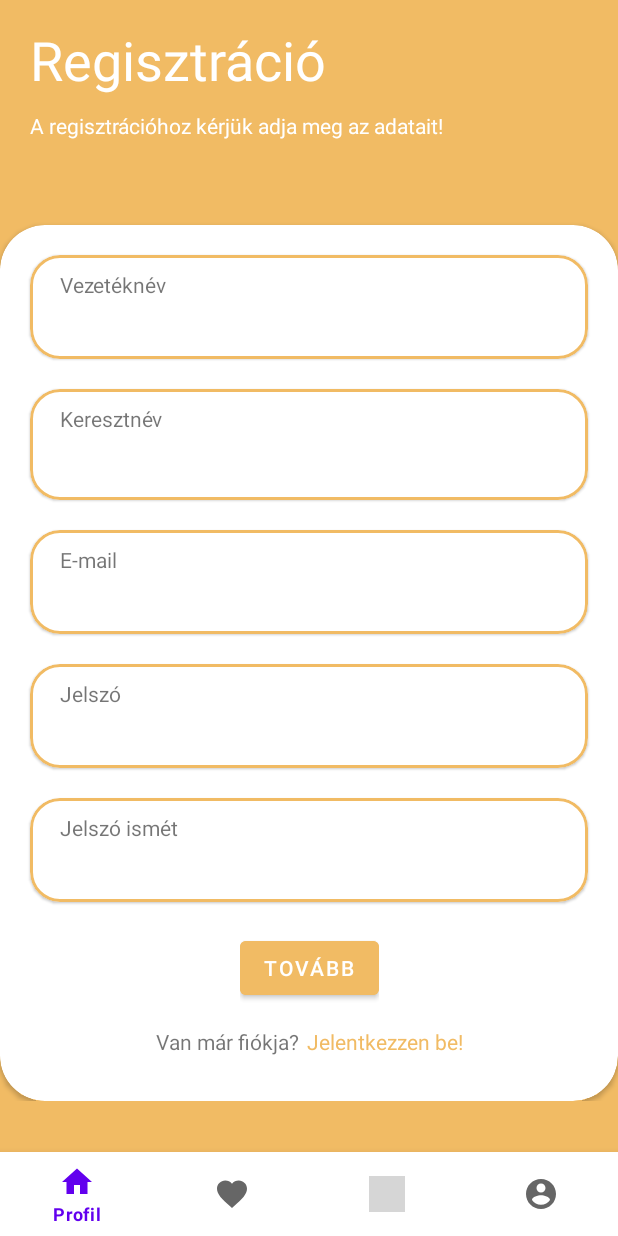
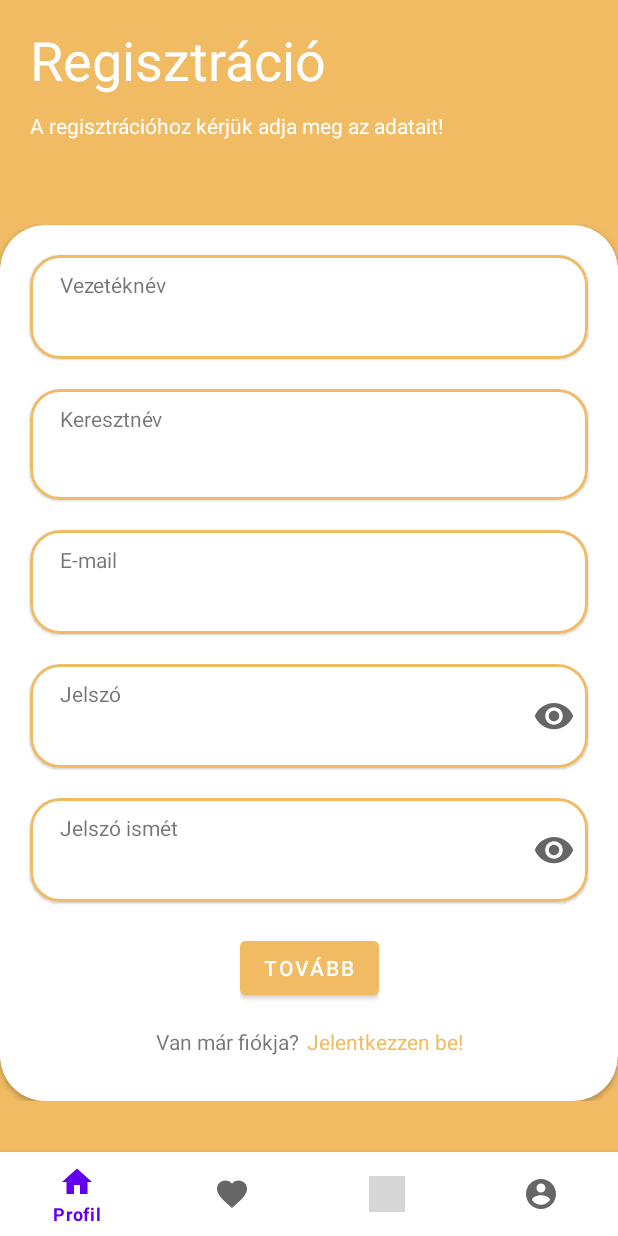
Before and after one commit to RockieHUN/LocalTrader, an Android app: the screen it shows after launch (MainActivity), on a phone screen of 412 x 824 dp. Run offline under Robolectric (Android 15) with nearby library versions, the phone set to English and light mode, and no system bars; our stand-ins replace Firebase (no records; nobody signed in at launch, a user with empty details on screens opened directly), data binding, navigation-ui; 2 statements that could not run were skipped; grey boxes are pictures that could not be loaded.

```diff
--- a/app/src/main/java/com/example/localtrader/authentication/LoginFragment.kt
+++ b/app/src/main/java/com/example/localtrader/authentication/LoginFragment.kt
@@ -5,21 +5,18 @@ import androidx.fragment.app.Fragment
 import android.view.LayoutInflater
 import android.view.View
 import android.view.ViewGroup
-import android.widget.Toast
 import androidx.activity.addCallback
 import androidx.databinding.DataBindingUtil
 import androidx.lifecycle.lifecycleScope
 import androidx.navigation.fragment.findNavController
 import com.example.localtrader.R
-import com.example.localtrader.Utils.MySharedPref
+import com.example.localtrader.utils.MySharedPref
 import com.example.localtrader.databinding.FragmentLoginBinding
 import com.google.firebase.auth.FirebaseAuth
 import com.google.firebase.auth.ktx.auth
 import com.google.firebase.ktx.Firebase
 import kotlinx.coroutines.delay
 import kotlinx.coroutines.launch
-import java.util.*
-import kotlin.concurrent.timerTask
 
 
 class LoginFragment : Fragment() {
--- a/app/src/main/java/com/example/localtrader/authentication/RegisterFragment.kt
+++ b/app/src/main/java/com/example/localtrader/authentication/RegisterFragment.kt
@@ -1,8 +1,7 @@
 package com.example.localtrader.authentication
 
-import android.content.Context
-import android.content.SharedPreferences
 import android.os.Bundle
+import android.text.method.PasswordTransformationMethod
 import android.util.Patterns
 import androidx.fragment.app.Fragment
 import android.view.LayoutInflater
@@ -15,11 +14,15 @@ import androidx.fragment.app.activityViewModels
 import androidx.lifecycle.lifecycleScope
 import androidx.navigation.fragment.findNavController
 import com.example.localtrader.R
-import com.example.localtrader.Utils.MySharedPref
+import com.example.localtrader.utils.MySharedPref
 import com.example.localtrader.authentication.Models.RegistrationUser
+import com.example.localtrader.authentication.Models.User
 import com.example.localtrader.databinding.FragmentRegisterBinding
+import com.example.localtrader.viewmodels.UserViewModel
 import com.google.firebase.auth.FirebaseAuth
 import com.google.firebase.auth.ktx.auth
+import com.google.firebase.firestore.FirebaseFirestore
+import com.google.firebase.firestore.ktx.firestore
 import com.google.firebase.ktx.Firebase
 import kotlinx.coroutines.delay
 import kotlinx.coroutines.launch
@@ -31,17 +34,22 @@ class RegisterFragment : Fragment() {
 
     private lateinit var binding : FragmentRegisterBinding
     private lateinit var auth : FirebaseAuth
+    private lateinit var db : FirebaseFirestore
 
-    private val registrationViewModel : RegistrationViewModel by activityViewModels()
+    private val userViewModel : UserViewModel by activityViewModels()
 
     private lateinit var data : RegistrationUser
-    private var errorMessage = "none";
+    private var errorMessage = "none"
+
+    private var pwShown = false
+    private var pwAgainShown = false
 
 
     override fun onCreate(savedInstanceState: Bundle?) {
         super.onCreate(savedInstanceState)
 
         auth = Firebase.auth
+        db = Firebase.firestore
     }
 
     override fun onCreateView(
@@ -71,7 +79,7 @@ class RegisterFragment : Fragment() {
 
     private fun setUpListeners()
     {
-        //navigation
+        //checking input and registering
         binding.submitButton.setOnClickListener{
 
            startLoading()
@@ -90,10 +98,12 @@ class RegisterFragment : Fragment() {
             }
         }
 
+        //navigate to login screen
         binding.toLogin.setOnClickListener{
             findNavController().navigate(R.id.action_registerFragment_to_loginFragment)
         }
 
+        //callback
         var callbackCounter = 0
         requireActivity().onBackPressedDispatcher.addCallback(this) {
             if (callbackCounter == 0) {
@@ -103,6 +113,31 @@ class RegisterFragment : Fragment() {
                 }, 2000)
                 callbackCounter++
             } else requireActivity().finish()
+        }
+
+        //show passwords
+        binding.showPasswordButton.setOnClickListener {
+            if (pwShown)
+            {
+                binding.password.transformationMethod = null
+                pwShown= false
+            }
+            else{
+                binding.password.transformationMethod = PasswordTransformationMethod()
+                pwShown = true
+            }
+        }
+
+        binding.showPasswordAgainButton.setOnClickListener {
+            if (pwAgainShown)
+            {
+                binding.passwordAgain.transformationMethod = null
+                pwAgainShown= false
+            }
+            else{
+                binding.passwordAgain.transformationMethod = PasswordTransformationMethod()
+                pwAgainShown = true
+            }
         }
     }
 
@@ -183,6 +218,9 @@ class RegisterFragment : Fragment() {
             .addOnCompleteListener{ task ->
                 if (task.isSuccessful)
                 {
+                    //save additional info to FireStore
+                    saveToFireStore()
+
                     //save to shared preferences, then navigate forward
                     MySharedPref.saveToSharedPref(requireContext(), data.email!!, data.password!!)
                     findNavController().navigate(R.id.action_registerFragment_to_finishRegistrationFragment)
@@ -194,6 +232,19 @@ class RegisterFragment : Fragment() {
                     errorMessage = "A regisztráció ismeretlen okból nem sikerült. Próbálja újra később"
                 }
             }
+    }
+
+    fun saveToFireStore()
+    {
+
+        //save to FireStore
+        val newUser = User(data.firstname!! , data.lastname!!, data.email!!)
+        db.collection("users")
+            .document(auth.currentUser!!.uid)
+            .set(newUser)
+
+        //add to viewModel
+        userViewModel.user = newUser
     }
 
 
--- a/app/src/main/java/com/example/localtrader/authentication/SplashFragment.kt
+++ b/app/src/main/java/com/example/localtrader/authentication/SplashFragment.kt
@@ -7,11 +7,10 @@ import android.view.View
 import android.view.ViewGroup
 import androidx.navigation.fragment.findNavController
 import com.example.localtrader.R
-import com.example.localtrader.Utils.MySharedPref
+import com.example.localtrader.utils.MySharedPref
 import com.google.firebase.auth.FirebaseAuth
 import com.google.firebase.auth.ktx.auth
 import com.google.firebase.ktx.Firebase
-import java.util.*
 
 
 class SplashFragment : Fragment() {
--- a/app/src/main/java/com/example/localtrader/main_screens/fragments/ProfileFragment.kt
+++ b/app/src/main/java/com/example/localtrader/main_screens/fragments/ProfileFragment.kt
@@ -8,11 +8,10 @@ import android.view.ViewGroup
 import androidx.databinding.DataBindingUtil
 import androidx.navigation.fragment.findNavController
 import com.example.localtrader.R
-import com.example.localtrader.Utils.MySharedPref
+import com.example.localtrader.utils.MySharedPref
 import com.example.localtrader.databinding.FragmentProfileBinding
 import com.google.firebase.auth.FirebaseAuth
 import com.google.firebase.auth.ktx.auth
-import com.google.firebase.crashlytics.FirebaseCrashlytics
 import com.google.firebase.ktx.Firebase
 
 
--- a/app/src/main/java/com/example/localtrader/Utils/ImageUtils.kt
+++ b/app/src/main/java/com/example/localtrader/utils/ImageUtils.kt
@@ -1,4 +1,4 @@
-package com.example.localtrader.Utils
+package com.example.localtrader.utils
 
 import android.app.Activity
 import android.graphics.Bitmap
--- a/app/src/main/java/com/example/localtrader/Utils/MySharedPref.kt
+++ b/app/src/main/java/com/example/localtrader/utils/MySharedPref.kt
@@ -1,4 +1,4 @@
-package com.example.localtrader.Utils
+package com.example.localtrader.utils
 
 import android.content.Context
 
--- /dev/null
+++ b/app/src/main/res/drawable/ic_baseline_remove_red_eye_24.xml
@@ -0,0 +1,10 @@
+<vector xmlns:android="http://schemas.android.com/apk/res/android"
+    android:width="28dp"
+    android:height="28dp"
+    android:viewportWidth="24"
+    android:viewportHeight="24"
+    android:tint="?attr/colorControlNormal">
+  <path
+      android:fillColor="@android:color/white"
+      android:pathData="M12,4.5C7,4.5 2.73,7.61 1,12c1.73,4.39 6,7.5 11,7.5s9.27,-3.11 11,-7.5c-1.73,-4.39 -6,-7.5 -11,-7.5zM12,17c-2.76,0 -5,-2.24 -5,-5s2.24,-5 5,-5 5,2.24 5,5 -2.24,5 -5,5zM12,9c-1.66,0 -3,1.34 -3,3s1.34,3 3,3 3,-1.34 3,-3 -1.34,-3 -3,-3z"/>
+</vector>
--- a/app/src/main/res/layout/fragment_register.xml
+++ b/app/src/main/res/layout/fragment_register.xml
@@ -238,14 +238,26 @@
                             android:layout_height="wrap_content"
                             android:layout_marginStart="20dp"
                             android:layout_marginTop="5dp"
-                            android:layout_marginEnd="20dp"
+                            android:layout_marginEnd="40dp"
                             android:layout_marginBottom="10dp"
+                            android:background="@null"
                             android:inputType="textPassword"
-                            android:background="@null"
                             app:layout_constraintBottom_toBottomOf="parent"
                             app:layout_constraintEnd_toEndOf="parent"
                             app:layout_constraintStart_toStartOf="parent"
                             app:layout_constraintTop_toBottomOf="@id/password_text" />
+
+                        <ImageButton
+                            android:id="@+id/show_password_button"
+                            android:layout_width="wrap_content"
+                            android:layout_height="wrap_content"
+                            android:layout_marginEnd="5dp"
+                            android:background="@null"
+                            android:src="@drawable/ic_baseline_remove_red_eye_24"
+                            app:layout_constraintBottom_toBottomOf="parent"
+                            app:layout_constraintEnd_toEndOf="parent"
+                            app:layout_constraintStart_toEndOf="@+id/password"
+                            app:layout_constraintTop_toTopOf="parent" />
                     </androidx.constraintlayout.widget.ConstraintLayout>
                 </com.google.android.material.card.MaterialCardView>
 
@@ -277,13 +289,25 @@
                             app:layout_constraintStart_toStartOf="parent"
                             app:layout_constraintTop_toTopOf="parent" />
 
+                        <ImageButton
+                            android:id="@+id/show_passwordAgain_button"
+                            android:layout_width="wrap_content"
+                            android:layout_height="wrap_content"
+                            android:layout_marginEnd="5dp"
+                            android:background="@null"
+                            android:src="@drawable/ic_baseline_remove_red_eye_24"
+                            app:layout_constraintBottom_toBottomOf="parent"
+                            app:layout_constraintEnd_toEndOf="parent"
+                            app:layout_constraintStart_toEndOf="@+id/passwordAgain"
+                            app:layout_constraintTop_toTopOf="parent" />
+
                         <EditText
                             android:id="@+id/passwordAgain"
                             android:layout_width="match_parent"
                             android:layout_height="wrap_content"
                             android:layout_marginStart="20dp"
                             android:layout_marginTop="5dp"
-                            android:layout_marginEnd="20dp"
+                            android:layout_marginEnd="40dp"
                             android:layout_marginBottom="10dp"
                             android:background="@null"
                             android:inputType="textPassword"
```
Also changed, not shown: app/src/main/java/com/example/localtrader/authentication/FinishRegistrationFragment.kt (+22 -17 lines), app/src/main/java/com/example/localtrader/authentication/Models/User.kt (added, +7 -0 lines), app/src/main/java/com/example/localtrader/authentication/RegistrationViewModel.kt (deleted, +0 -13 lines), app/src/main/java/com/example/localtrader/viewmodels/UserViewModel.kt (added, +10 -0 lines), app/src/main/res/layout/fragment_finish_registration.xml (+35 -4 lines).
